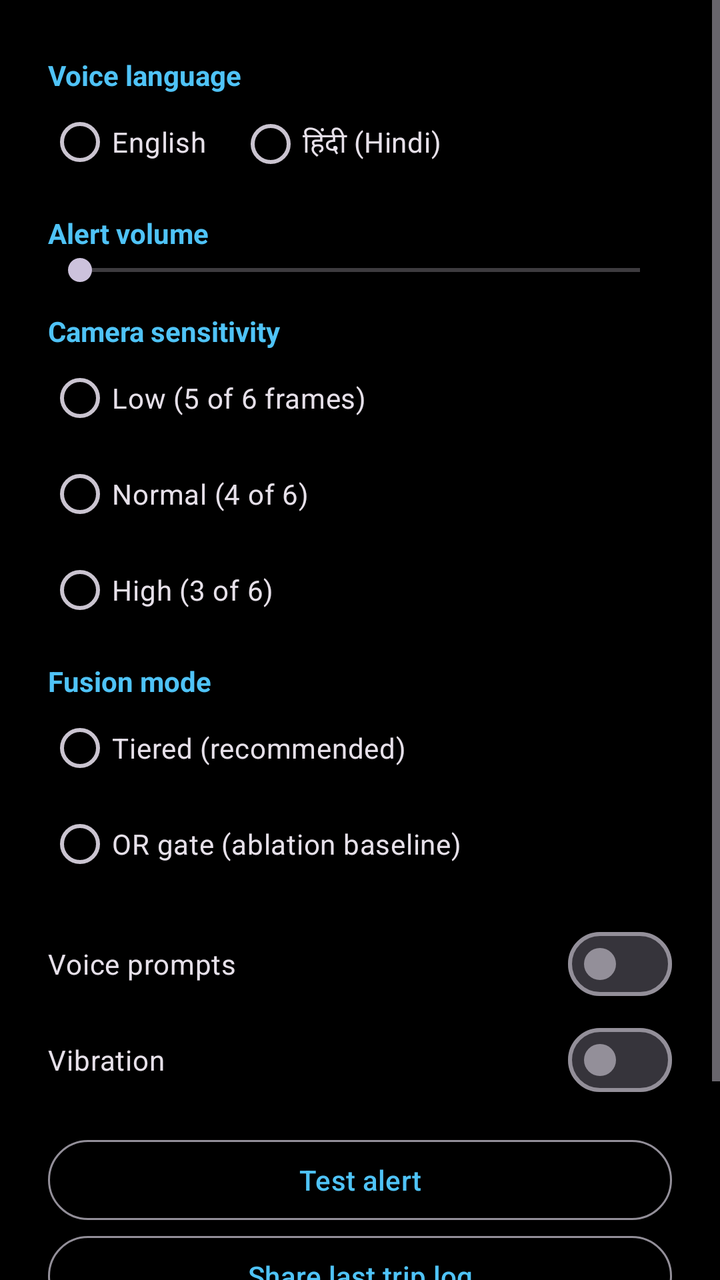
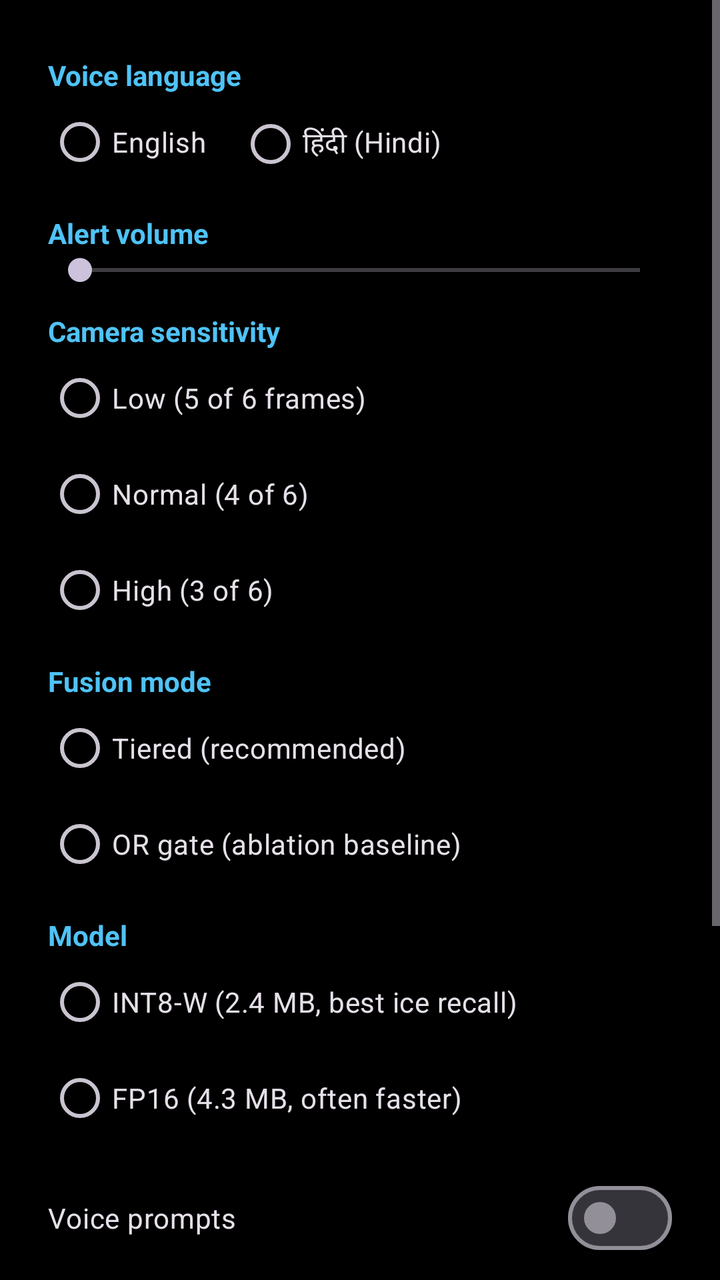

Compare the two renders of this Android layout. The source of the first and the diff that turns it into the second are given below.
<!-- AndroidManifest.xml: application theme Theme.SnowGuard -->
<!-- res/layout/dialog_settings.xml -->
<?xml version="1.0" encoding="utf-8"?>
<ScrollView xmlns:android="http://schemas.android.com/apk/res/android"
    android:layout_width="match_parent"
    android:layout_height="wrap_content">

    <LinearLayout
        android:layout_width="match_parent"
        android:layout_height="wrap_content"
        android:orientation="vertical"
        android:paddingHorizontal="24dp"
        android:paddingTop="16dp">

        <TextView
            style="@style/SettingsHeader"
            android:text="@string/settings_language" />

        <RadioGroup
            android:id="@+id/language"
            android:layout_width="match_parent"
            android:layout_height="wrap_content"
            android:orientation="horizontal">

            <RadioButton
                android:id="@+id/langEn"
                android:layout_width="wrap_content"
                android:layout_height="wrap_content"
                android:text="@string/settings_lang_en" />

            <RadioButton
                android:id="@+id/langHi"
                android:layout_width="wrap_content"
                android:layout_height="wrap_content"
                android:layout_marginStart="16dp"
                android:text="@string/settings_lang_hi" />
        </RadioGroup>

        <TextView
            style="@style/SettingsHeader"
            android:text="@string/settings_volume" />

        <SeekBar
            android:id="@+id/volume"
            android:layout_width="match_parent"
            android:layout_height="wrap_content"
            android:max="10" />

        <TextView
            style="@style/SettingsHeader"
            android:text="@string/settings_sensitivity" />

        <RadioGroup
            android:id="@+id/sensitivity"
            android:layout_width="match_parent"
            android:layout_height="wrap_content">

            <RadioButton
                android:id="@+id/sensLow"
                android:layout_width="wrap_content"
                android:layout_height="wrap_content"
                android:text="@string/settings_sens_low" />

            <RadioButton
                android:id="@+id/sensNormal"
                android:layout_width="wrap_content"
                android:layout_height="wrap_content"
                android:text="@string/settings_sens_normal" />

            <RadioButton
                android:id="@+id/sensHigh"
                android:layout_width="wrap_content"
                android:layout_height="wrap_content"
                android:text="@string/settings_sens_high" />
        </RadioGroup>

        <TextView
            style="@style/SettingsHeader"
            android:text="@string/settings_fusion" />

        <RadioGroup
            android:id="@+id/fusion"
            android:layout_width="match_parent"
            android:layout_height="wrap_content">

            <RadioButton
                android:id="@+id/fusionTiered"
                android:layout_width="wrap_content"
                android:layout_height="wrap_content"
                android:text="@string/settings_fusion_tiered" />

            <RadioButton
                android:id="@+id/fusionOr"
                android:layout_width="wrap_content"
                android:layout_height="wrap_content"
                android:text="@string/settings_fusion_or" />
        </RadioGroup>

        <com.google.android.material.materialswitch.MaterialSwitch
            android:id="@+id/voice"
            android:layout_width="match_parent"
            android:layout_height="wrap_content"
            android:layout_marginTop="12dp"
            android:text="@string/settings_voice" />

        <com.google.android.material.materialswitch.MaterialSwitch
            android:id="@+id/vibration"
            android:layout_width="match_parent"
            android:layout_height="wrap_content"
            android:text="@string/settings_vibration" />

        <Button
            android:id="@+id/testAlert"
            style="@style/Widget.Material3.Button.OutlinedButton"
            android:layout_width="match_parent"
            android:layout_height="wrap_content"
            android:layout_marginTop="12dp"
            android:text="@string/settings_test" />

        <Button
            android:id="@+id/shareLog"
            style="@style/Widget.Material3.Button.OutlinedButton"
            android:layout_width="match_parent"
            android:layout_height="wrap_content"
            android:text="@string/settings_share_log" />

        <Button
            android:id="@+id/demo"
            style="@style/Widget.Material3.Button.OutlinedButton"
            android:layout_width="match_parent"
            android:layout_height="wrap_content"
            android:text="@string/settings_demo_start" />

        <TextView
            android:layout_width="match_parent"
            android:layout_height="wrap_content"
            android:layout_marginVertical="12dp"
            android:text="@string/disclaimer"
            android:textColor="@color/text_secondary"
            android:textSize="12sp" />
    </LinearLayout>
</ScrollView>
<!-- resources referenced by this layout -->
<resources>
  <color name="text_secondary">#FFB0BEC5</color>
  <string name="disclaimer">Advisory aid only — the driver remains responsible.</string>
  <string name="settings_demo_start">Demo drive: 15 Jan 08:30, km 120–154 (×4 speed)</string>
  <string name="settings_fusion">Fusion mode</string>
  <string name="settings_fusion_or">OR gate (ablation baseline)</string>
  <string name="settings_fusion_tiered">Tiered (recommended)</string>
  <string name="settings_lang_en">English</string>
  <string name="settings_lang_hi">हिंदी (Hindi)</string>
  <string name="settings_language">Voice language</string>
  <string name="settings_sens_high">High (3 of 6)</string>
  <string name="settings_sens_low">Low (5 of 6 frames)</string>
  <string name="settings_sens_normal">Normal (4 of 6)</string>
  <string name="settings_sensitivity">Camera sensitivity</string>
  <string name="settings_share_log">Share last trip log</string>
  <string name="settings_test">Test alert</string>
  <string name="settings_vibration">Vibration</string>
  <string name="settings_voice">Voice prompts</string>
  <string name="settings_volume">Alert volume</string>
  <style name="SettingsHeader">
          <item name="android:layout_width">match_parent</item>
          <item name="android:layout_height">wrap_content</item>
          <item name="android:layout_marginTop">12dp</item>
          <item name="android:textColor">@color/brand_ice</item>
          <item name="android:textSize">14sp</item>
          <item name="android:textStyle">bold</item>
      </style>
  <style name="Theme.SnowGuard" parent="Theme.Material3.Dark.NoActionBar">
          <item name="colorPrimary">@color/brand_ice</item>
          <item name="android:windowBackground">@color/black</item>
          <item name="android:statusBarColor">@color/black</item>
          <item name="android:navigationBarColor">@color/black</item>
      </style>
  <color name="brand_ice">#FF4FC3F7</color>
  <color name="black">#FF000000</color>
</resources>

<!-- the commit's change to res/layout/dialog_settings.xml (unified diff, before → after) -->
@@ -94,6 +94,28 @@
                 android:text="@string/settings_fusion_or" />
         </RadioGroup>
 
+        <TextView
+            style="@style/SettingsHeader"
+            android:text="@string/settings_model" />
+
+        <RadioGroup
+            android:id="@+id/model"
+            android:layout_width="match_parent"
+            android:layout_height="wrap_content">
+
+            <RadioButton
+                android:id="@+id/modelInt8w"
+                android:layout_width="wrap_content"
+                android:layout_height="wrap_content"
+                android:text="@string/settings_model_int8w" />
+
+            <RadioButton
+                android:id="@+id/modelFp16"
+                android:layout_width="wrap_content"
+                android:layout_height="wrap_content"
+                android:text="@string/settings_model_fp16" />
+        </RadioGroup>
+
         <com.google.android.material.materialswitch.MaterialSwitch
             android:id="@+id/voice"
             android:layout_width="match_parent"
<!-- resource entries referenced after the edit -->
@@ -9,6 +9,9 @@
   <string name="settings_lang_en">English</string>
   <string name="settings_lang_hi">हिंदी (Hindi)</string>
   <string name="settings_language">Voice language</string>
+  <string name="settings_model">Model</string>
+  <string name="settings_model_fp16">FP16 (4.3 MB, often faster)</string>
+  <string name="settings_model_int8w">INT8-W (2.4 MB, best ice recall)</string>
   <string name="settings_sens_high">High (3 of 6)</string>
   <string name="settings_sens_low">Low (5 of 6 frames)</string>
   <string name="settings_sens_normal">Normal (4 of 6)</string>
